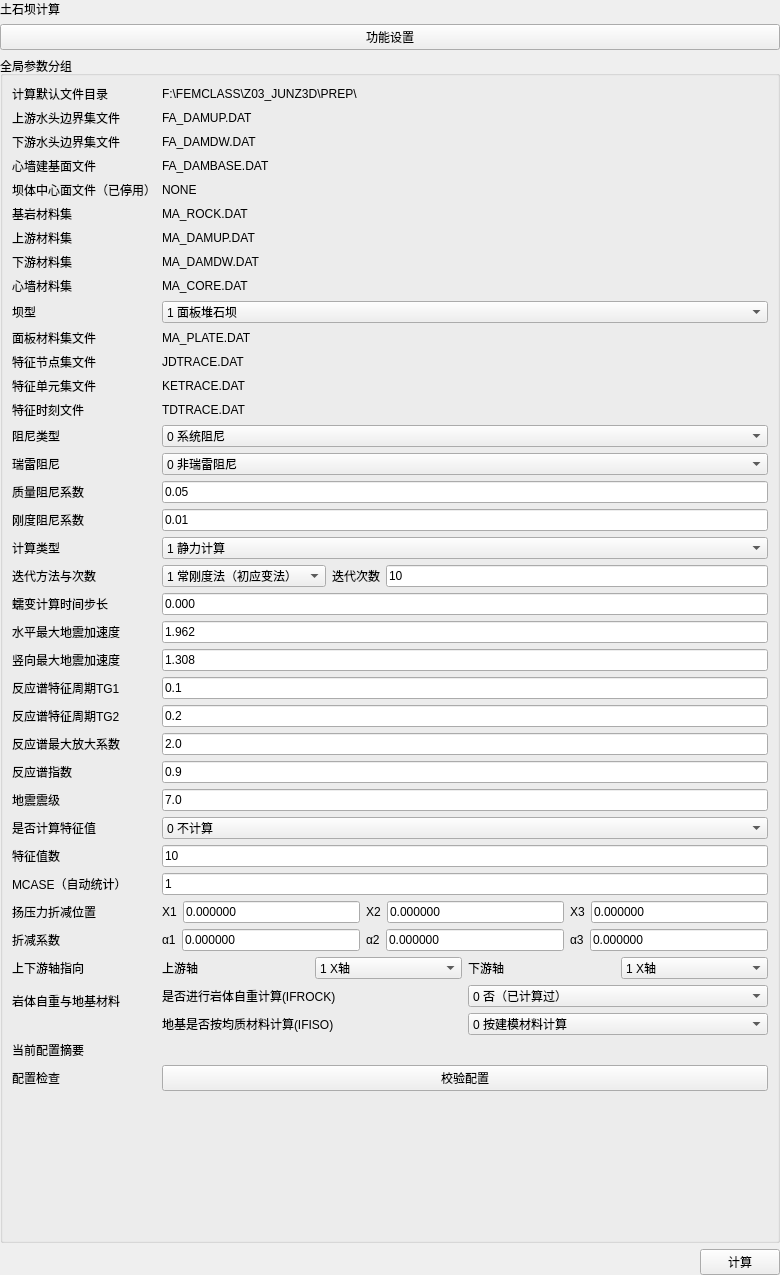
First picture: the form in plugins/Base_Slover/DamAnalysisWidget.ui, repository asd977/base_cae, before the edit.
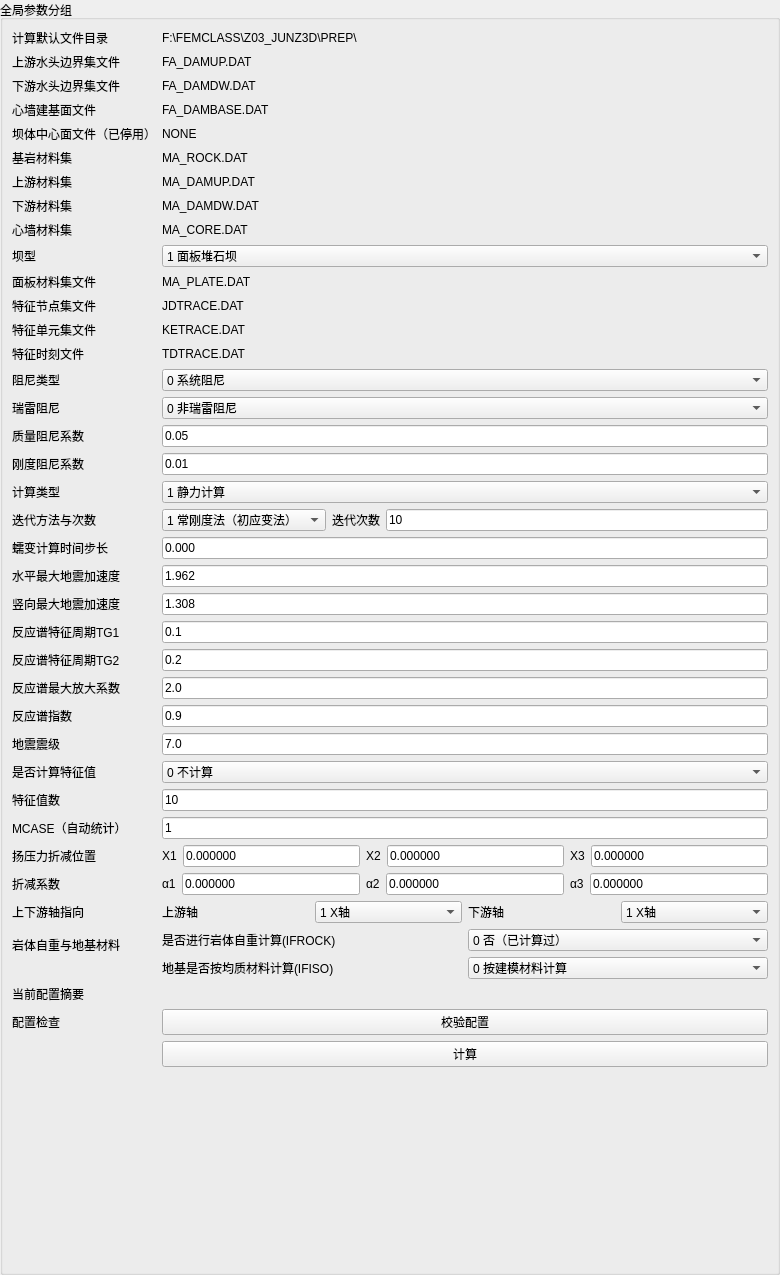
Second picture: the form after the edit.

Commit message: 更新代码

The edit to the form file:
```diff
--- a/plugins/Base_Slover/DamAnalysisWidget.ui
+++ b/plugins/Base_Slover/DamAnalysisWidget.ui
@@ -26,26 +26,6 @@
    <property name="bottomMargin">
     <number>0</number>
    </property>
-   <item>
-    <widget class="QLabel" name="pageNameLabel">
-     <property name="sizePolicy">
-      <sizepolicy hsizetype="Preferred" vsizetype="Fixed">
-       <horstretch>0</horstretch>
-       <verstretch>0</verstretch>
-      </sizepolicy>
-     </property>
-     <property name="text">
-      <string>土石坝计算</string>
-     </property>
-    </widget>
-   </item>
-   <item>
-    <widget class="QPushButton" name="sectionTitleButton">
-     <property name="text">
-      <string>功能设置</string>
-     </property>
-    </widget>
-   </item>
    <item>
     <widget class="QGroupBox" name="groupBoxIfill">
      <property name="title">
@@ -832,6 +812,13 @@
         </property>
        </widget>
       </item>
+      <item row="37" column="1">
+       <widget class="QPushButton" name="btnCompute">
+        <property name="text">
+         <string>计算</string>
+        </property>
+       </widget>
+      </item>
      </layout>
     </widget>
    </item>
@@ -850,13 +837,6 @@
        </property>
       </spacer>
      </item>
-     <item>
-      <widget class="QPushButton" name="btnCompute">
-       <property name="text">
-        <string>计算</string>
-       </property>
-      </widget>
-     </item>
     </layout>
    </item>
   </layout>
```
